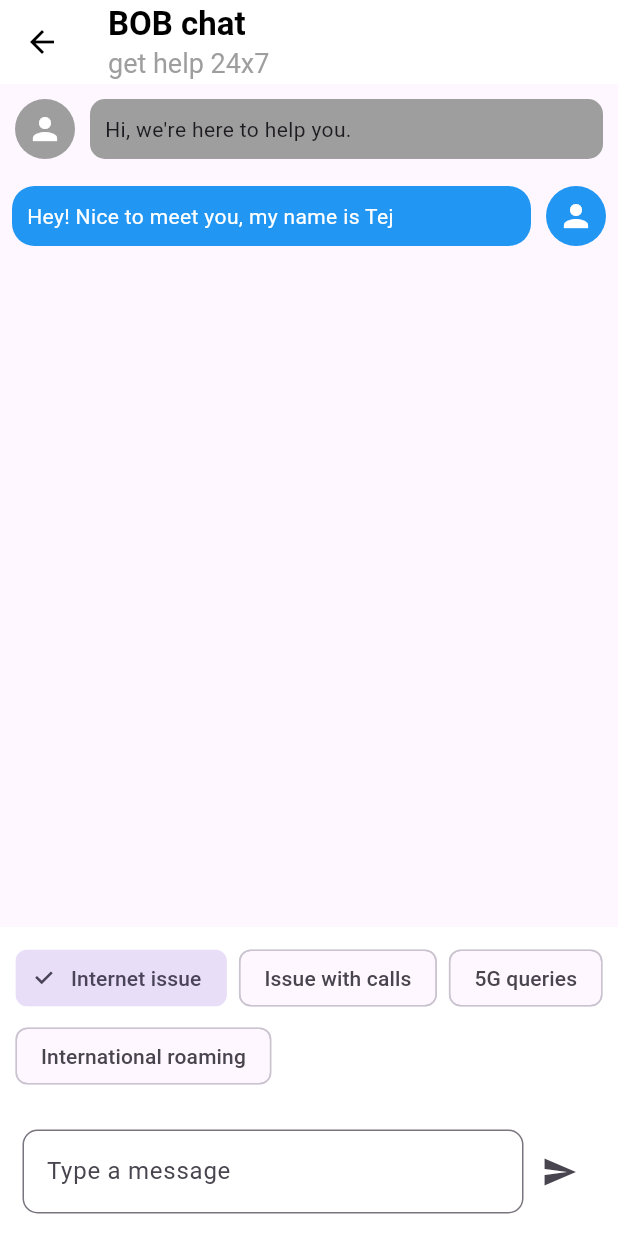
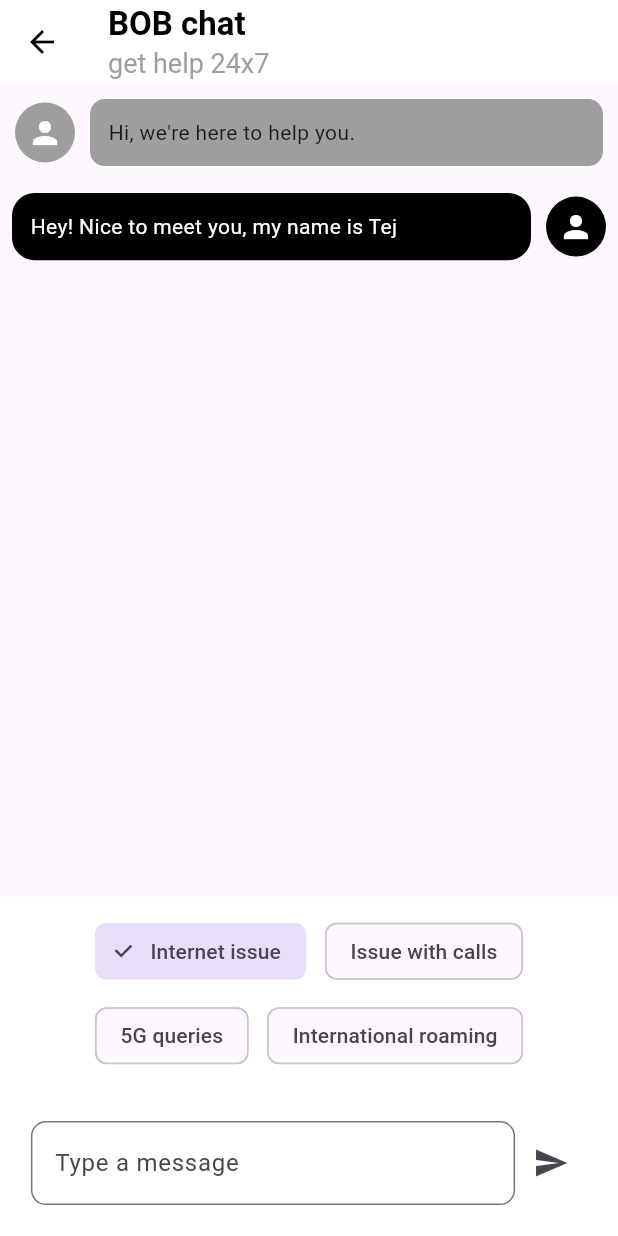
Before and after one commit to shubh865/Money-Mentor, a Flutter app: the ChatScreen screen opened directly, on a phone screen of 412 x 824 dp. Run offline on Flutter 3.47's test engine with Material 3 defaults, Android fonts, the phone set to English and light mode, and no system bars; missing offline and left inert: size_config.

Commit message:
Minor Changes made to the screen used SizeConfig

```diff
--- a/bob_hacks/lib/pages/chat_screen.dart
+++ b/bob_hacks/lib/pages/chat_screen.dart
@@ -1,3 +1,4 @@
+import 'package:bob_hacks/constants/sizeconfig.dart';
 import 'package:flutter/material.dart';
 
 class ChatScreen extends StatefulWidget {
@@ -43,7 +44,7 @@
           SizedBox(width: 10),
           Expanded(
             child: Container(
-              padding: EdgeInsets.all(10),
+              padding: EdgeInsets.all(SizeConfig.getPercentSize(3)),
               decoration: BoxDecoration(
                 color: Colors.grey,
                 borderRadius: BorderRadius.circular(10),
@@ -64,9 +65,9 @@
         children: [
           Expanded(
             child: Container(
-              padding: EdgeInsets.all(10),
+              padding: EdgeInsets.all(SizeConfig.getPercentSize(3)),
               decoration: BoxDecoration(
-                color: Colors.blue,
+                color: Colors.black,
                 borderRadius: BorderRadius.circular(15),
               ),
               child: Text(message, style: TextStyle(color: Colors.white)),
@@ -74,7 +75,7 @@
           ),
           SizedBox(width: 10),
           CircleAvatar(
-            backgroundColor: Colors.blue,
+            backgroundColor: Colors.black,
             child: Icon(Icons.person, color: Colors.white),
           ),
         ],
@@ -121,10 +122,10 @@
             child: Column(
               children: [
                 Container(
-                  padding: EdgeInsets.all(10.0),
+                  padding: EdgeInsets.all(SizeConfig.getPercentSize(3)),
                   child: Wrap(
-                    spacing: 8.0,
-                    runSpacing: 4.0,
+                    spacing:SizeConfig.getPercentSize(3),
+                    runSpacing: SizeConfig.getPercentSize(2),
                     children: [
                       ChoiceChip(
                         label: Text('Internet issue'),
@@ -158,7 +159,7 @@
                   ),
                 ),
                 Padding(
-                  padding: const EdgeInsets.all(15.0),
+                  padding:  EdgeInsets.all(SizeConfig.getPercentSize(5)),
                   child: Row(
                     children: [
                       Expanded(
```
